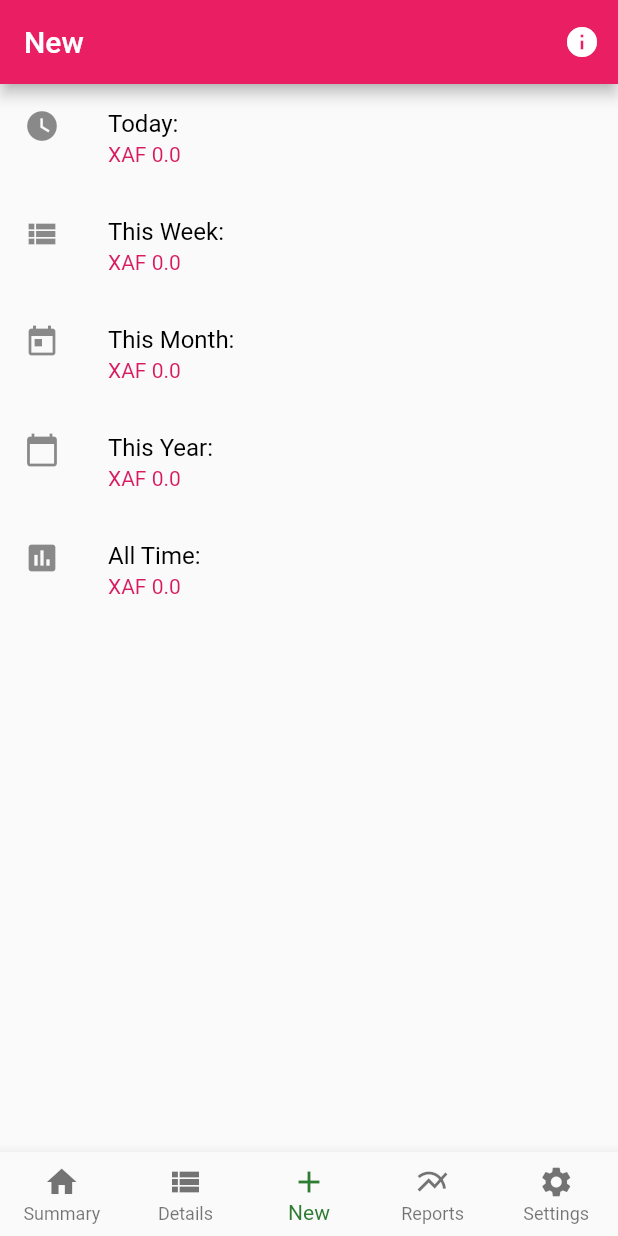
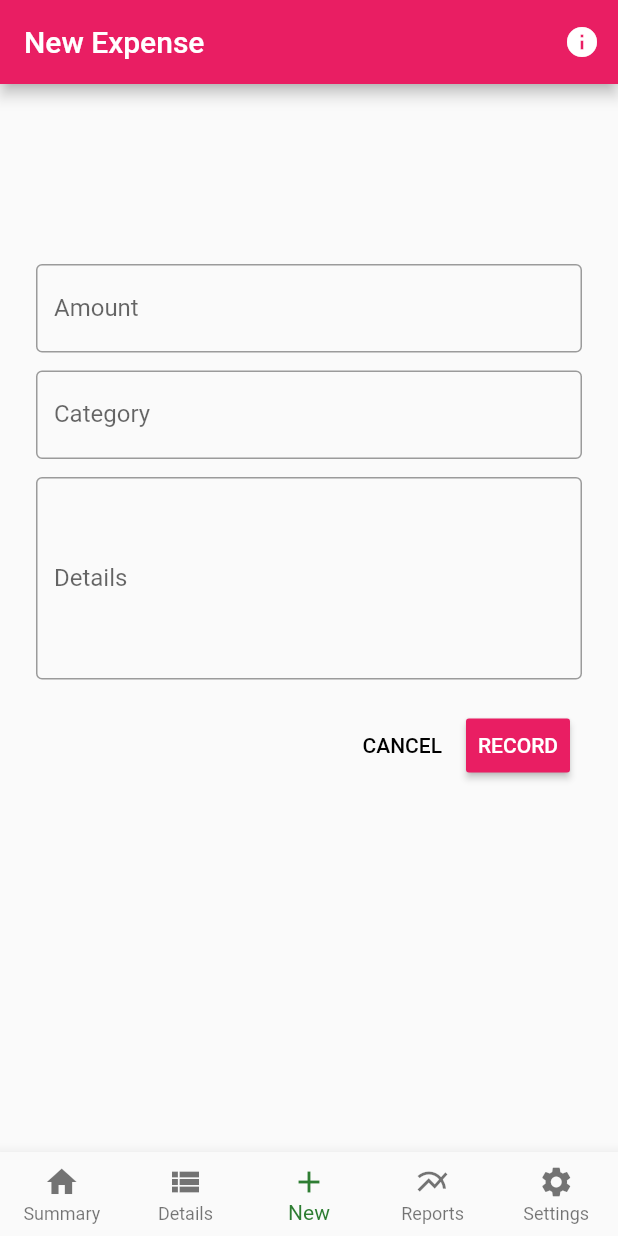
Before and after one commit to kraulain/simple_expense_tracker, a Flutter app: the screen it shows after launch, item 3 of the bottom bar chosen, on a phone screen of 412 x 824 dp. Run offline on Flutter 3.47's test engine with Material 2 defaults, Android fonts, the phone set to English and light mode, and no system bars; our stand-ins replace sqflite; accounts and stored records are empty; Roboto replaces fonts that are missing (Raleway).

Commit message:
implement new expense page

```diff
--- a/lib/controllers/expense_controller.dart
+++ b/lib/controllers/expense_controller.dart
@@ -17,137 +17,111 @@ class ExpenseController {
     this.expenseDao = ExpenseDao(dBConnect);
   }
 
-  num getTodaysExpenses() {
+  Future<num> getTodaysExpenses() async {
     var now = new DateTime.now();
     var formatter = new DateFormat('yyyy-MM-dd');
     String todaysDate = formatter.format(now);
 
     num amount = 0.0;
 
-//    List<Expense> expenses = await expenseDao.selectAll();
-    expenseDao.selectAll().then((expenses) {
+    List<Expense> expenses = await expenseDao.selectAll();
     for (var i = 0; i < expenses.length; i++) {
       if (todaysDate == formatter.format(expenses[i].dateTime)) {
         amount += expenses[i].amount;
       }
     }
-    });
 
     return amount;
   }
 
-  num getThisWeeksExpenses() {
+  Future<num> getThisWeeksExpenses() async{
     var now = new DateTime.now();
 
     num amount = 0.0;
 
-    expenseDao.selectAll().then((expenses) {
+    List<Expense> expenses = await expenseDao.selectAll();
     for (var i = 0; i < expenses.length; i++) {
       var difference = now.difference(expenses[i].dateTime);
       if (difference.inDays <= 7) {
         amount += expenses[i].amount;
       }
     }
-    });
 
     return amount;
   }
 
-  num getThisMonthsExpenses() {
+  Future<num> getThisMonthsExpenses() async{
     var now = new DateTime.now();
 
     num amount = 0.0;
 
-    expenseDao.selectAll().then((expenses) {
+    List<Expense> expenses = await expenseDao.selectAll();
     for (var i = 0; i < expenses.length; i++) {
       if (expenses[i].dateTime.month == now.month &&
           expenses[i].dateTime.year == now.year) {
         amount += expenses[i].amount;
       }
     }
-    });
 
     return amount;
   }
 
-  num getThisYearsExpenses() {
+  Future<num> getThisYearsExpenses() async{
     var now = new DateTime.now();
 
     num amount = 0.0;
 
-    expenseDao.selectAll().then((expenses) {
+    List<Expense> expenses = await expenseDao.selectAll();
       for (var i = 0; i < expenses.length; i++) {
         if (expenses[i].dateTime.year == now.year) {
           amount += expenses[i].amount;
         }
       }
-    });
 
     return amount;
   }
 
-  num getAllTimeExpenses() {
+  Future<num> getAllTimeExpenses() async{
     var now = new DateTime.now();
 
     num amount = 0.0;
 
-    expenseDao.selectAll().then((expenses) {
+    List<Expense> expenses = await expenseDao.selectAll();
       for (var i = 0; i < expenses.length; i++) {
         amount += expenses[i].amount;
       }
-    });
 
     return amount;
   }
 
-  Expense newExpense(Expense expense) {
-    Expense newExpense;
-
-    expenseDao.insert(expense).then((e) {
-      newExpense = e;
-    });
+  Future<Expense> newExpense(Expense expense) async{
+    Expense newExpense = await expenseDao.insert(expense);
     return newExpense;
   }
 
-  List<Expense> getAllExpenses() {
-    List<Expense> expenses;
-
-    expenseDao.selectAll().then((e) {
-      expenses = e;
-    });
-
+  Future<List<Expense>> getAllExpenses() async{
+    List<Expense> expenses = await expenseDao.selectAll();
     return expenses;
   }
 
-  int editExpense(Expense expense) {
-    int updateCount;
-
-    expenseDao.update(expense).then((count) {
-      updateCount = count;
-    });
-
+  Future<int> editExpense(Expense expense) async{
+    int updateCount = await expenseDao.update(expense);
     return updateCount;
   }
 
-  int deleteExpense(Expense expense) {
-    int deleteCount;
-
-    expenseDao.delete(expense.id).then((count) {
-      deleteCount = count;
-    });
-
+  Future<int> deleteExpense(Expense expense) async{
+    int deleteCount = await expenseDao.delete(expense.id);
     return deleteCount;
   }
 
-  List<String> getAllExpenseCategories() {
+  Future<List<String>> getAllExpenseCategories() async{
     List<String> categories;
 
-    expenseDao.selectAll().then((expenses) {
+    List<Expense> expenses = await expenseDao.selectAll();
       for (var i = 0; i < expenses.length; i++) {
         categories.add(expenses[i].category);
       }
-    });
-
     return categories;
   }
+
 }
--- a/lib/entities/expense.dart
+++ b/lib/entities/expense.dart
@@ -25,7 +25,7 @@ class Expense {
   DateTime dateTime;
 
   Expense(
-      {this.id = 0,
+      {this.id,
       this.amount,
       this.dateTimeMillis,
       this.category,
--- a/lib/main.dart
+++ b/lib/main.dart
@@ -22,6 +22,9 @@ class MyApp extends StatelessWidget {
         // This colors the [InputOutlineBorder] when it is selected
         primaryColor: Colors.pink[500],
         textSelectionHandleColor: Colors.green[500],
+        inputDecorationTheme: InputDecorationTheme(
+          border: OutlineInputBorder(),
+        ),
       ),
       home: HomePage(),
     );
--- a/lib/services/db_connect.dart
+++ b/lib/services/db_connect.dart
@@ -17,7 +17,7 @@ class DBConnect {
     return await openDatabase(path, version: 1, onOpen: (db) {
     }, onCreate: (Database db, int version) async {
       await db.execute("CREATE TABLE expense ("
-          "id INTEGER PRIMARY KEY,"
+          "id INTEGER PRIMARY KEY AUTOINCREMENT,"
           "amount REAL,"
           "date_time INTEGER,"
           "category TEXT,"
--- a/lib/views/home_page.dart
+++ b/lib/views/home_page.dart
@@ -1,7 +1,7 @@
-
-
 import 'package:flutter/material.dart';
-import 'package:piggy/views/summary.dart';
+import 'package:piggy/views/details_page.dart';
+import 'package:piggy/views/new_expense_page.dart';
+import 'package:piggy/views/summary_page.dart';
 
 class HomePage extends StatefulWidget {
   @override
@@ -12,10 +12,11 @@ class HomePage extends StatefulWidget {
 
 class _HomePageState extends State<HomePage> {
   int _currentIndex = 0;
+
   final List<Widget> _children = [
     SummaryPage(title: 'Summary'),
-    SummaryPage(title: 'Details'),
-    SummaryPage(title: 'New'),
+    DetailsPage(),
+    NewExpensePage(),
     SummaryPage(title: 'Reports'),
     SummaryPage(title: 'Settings')
   ];
--- /dev/null
+++ b/lib/views/new_expense_page.dart
@@ -0,0 +1,98 @@
+import 'package:flutter/material.dart';
+import 'package:piggy/controllers/expense_controller.dart';
+import 'package:piggy/entities/expense.dart';
+
+class NewExpensePage extends StatefulWidget {
+  NewExpensePage({Key key}) : super(key: key);
+
+  @override
+  _NewExpensePageState createState() => _NewExpensePageState();
+}
+
+class _NewExpensePageState extends State<NewExpensePage> {
+  ExpenseController _expenseController = ExpenseController();
+  final _amountController = TextEditingController();
+  final _categoryController = TextEditingController();
+  final _detailsController = TextEditingController();
+
+  @override
+  Widget build(BuildContext context) {
+    return Scaffold(
+      appBar: AppBar(
+        // Here we take the value from the MyHomePage object that was created by
+        // the App.build method, and use it to set our appbar title.
+        title: Text('New Expense'),
+        actions: <Widget>[
+          IconButton(
+            icon: Icon(Icons.info),
+            onPressed: () {
+              //show about app and help view
+            },
+          ),
+        ],
+      ),
+      body: SafeArea(
+        child: ListView(
+          padding: EdgeInsets.symmetric(horizontal: 24.0),
+          children: <Widget>[
+            SizedBox(height: 120.0),
+            TextField(
+              keyboardType: TextInputType.number,
+              controller: _amountController,
+              decoration: InputDecoration(
+                  labelText: 'Amount',
+                  hintText: 'Enter the amount spent'),
+            ),
+            SizedBox(height: 12.0),
+            TextField(
+              controller: _categoryController,
+              decoration: InputDecoration(
+                  labelText: 'Category',
+                  hintText: 'Ex: Transport, Telephone, Rent '),
+            ),
+            SizedBox(height: 12.0),
+            TextField(
+              maxLines: 5,
+              controller: _detailsController,
+              decoration: InputDecoration(
+                  labelText: 'Details',
+                  hintText: 'Detailed description of what you spent on.'),
+            ),
+            SizedBox(height: 12.0),
+            ButtonBar(
+              children: <Widget>[
+                FlatButton(
+                  child: Text('CANCEL'),
+                  onPressed: () {
+                    clearTextFields();
+                  },
+                ),
+                RaisedButton(
+                  color: Colors.pink[500],
+                  child: Text('RECORD'),
+                  onPressed: () {
+                    Expense expense = Expense(
+                        amount: double.parse(_amountController.text),
+                        category: _categoryController.text,
+                        details: _detailsController.text,
+                        dateTime: new DateTime.now());
+                    _expenseController.newExpense(expense);
+                    clearTextFields();
+                    Scaffold.of(context).showSnackBar(SnackBar(duration: const Duration(seconds: 1), content: Text('Expense Recorded Succesfully')));
+                    //change tab
+                  },
+                ),
+              ],
+            ),
+          ],
+        ),
+      ),
+    );
+  }
+
+  clearTextFields() {
+    _amountController.clear();
+    _categoryController.clear();
+    _detailsController.clear();
+  }
+}
--- a/lib/views/summary.dart
+++ b/lib/views/summary_page.dart
@@ -12,6 +12,45 @@ class SummaryPage extends StatefulWidget {
 
 class _SummaryPageState extends State<SummaryPage> {
   ExpenseController _controller = ExpenseController();
+
+  double today = 0, thisWeek = 0, thisMonth = 0, thisYear = 0, allTime = 0;
+
+  @override
+  void initState() {
+
+    super.initState();
+
+    _controller.getTodaysExpenses().then((amount) {
+      setState(() {
+        today = amount;
+      });
+    });
+
+    _controller.getThisWeeksExpenses().then((amount) {
+      setState(() {
+        thisWeek = amount;
+      });
+    });
+
+    _controller.getThisMonthsExpenses().then((amount) {
+      setState(() {
+        thisMonth = amount;
+      });
+    });
+
+    _controller.getThisYearsExpenses().then((amount) {
+      setState(() {
+        thisYear = amount;
+      });
+    });
+
+    _controller.getAllTimeExpenses().then((amount) {
+      setState(() {
+        allTime = amount;
+      });
+    });
+  }
+
 
   @override
   Widget build(BuildContext context) {
@@ -29,32 +68,32 @@ class _SummaryPageState extends State<SummaryPage> {
           ),
         ],
       ),
-      body: ListView(
+      body: allTime == 0 ? Center(child: Text('Loading ...')) : ListView(
         children: <Widget>[
           ListTile(
             leading: Icon(Icons.watch_later),
             title: Text('Today: '),
-            subtitle: Text('XAF ' + _controller.getTodaysExpenses().toString()),
+            subtitle: Text('XAF ' + today.toString()),
           ),
           ListTile(
             leading: Icon(Icons.view_list),
             title: Text('This Week: '),
-            subtitle: Text('XAF ' + _controller.getTodaysExpenses().toString()),
+            subtitle: Text('XAF ' + thisWeek.toString()),
           ),
           ListTile(
             leading: Icon(Icons.today),
             title: Text('This Month: '),
-            subtitle: Text('XAF ' + _controller.getTodaysExpenses().toString()),
+            subtitle: Text('XAF ' + thisMonth.toString()),
           ),
           ListTile(
             leading: Icon(Icons.calendar_today),
             title: Text('This Year: '),
-            subtitle: Text('XAF ' + _controller.getTodaysExpenses().toString()),
+            subtitle: Text('XAF ' + thisYear.toString()),
           ),
           ListTile(
             leading: Icon(Icons.insert_chart),
             title: Text('All Time: '),
-            subtitle: Text('XAF ' + _controller.getTodaysExpenses().toString()),
+            subtitle: Text('XAF ' + allTime.toString()),
           ),
         ],
       ),
```
Lines whose indentation alone changed are shown as unchanged.
